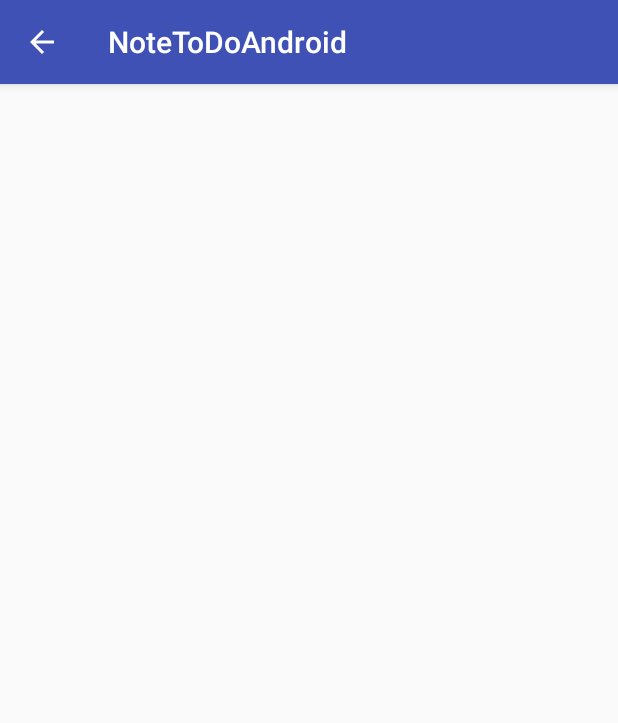
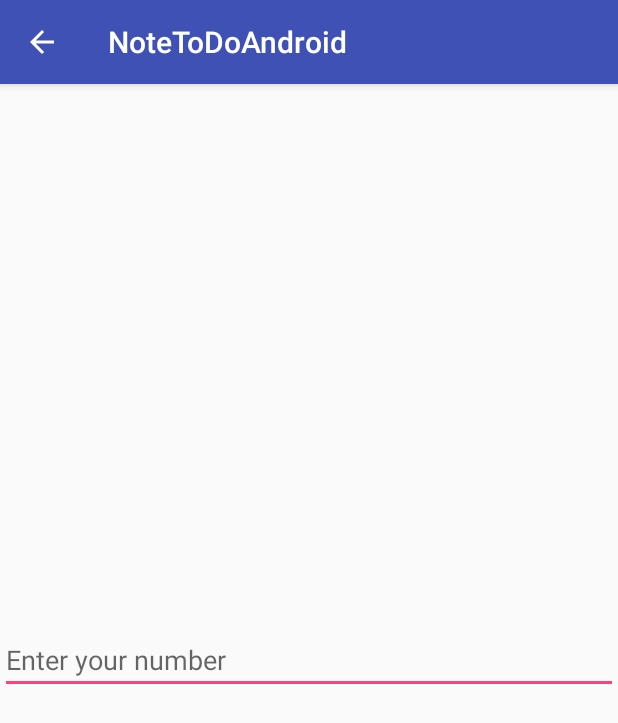
Before and after one commit to tranchung927/NoteToDoAndroid, an Android app: the TaskDescriptionActivity screen opened directly, with no data from a screen before it, on a phone screen of 412 x 824 dp. Shown: the top 723 px of the screen. Run offline under Robolectric (Android 15) with nearby library versions, the phone set to English and light mode, and no system bars.

Commit message:
add plainttext

```diff
--- a/app/src/main/AndroidManifest.xml
+++ b/app/src/main/AndroidManifest.xml
@@ -17,6 +17,8 @@
             </intent-filter>
         </activity>
         <activity android:name=".TaskDescriptionActivity" android:parentActivityName=".AllTasksActivity">
+            <meta-data android:name="android.support.PARENT_ACTIVITY"
+                android:value=".AllTasksActivity"></meta-data>
         </activity>
     </application>
 
--- a/app/src/main/java/com/example/dung/notetodoandroid/AllTasksActivity.kt
+++ b/app/src/main/java/com/example/dung/notetodoandroid/AllTasksActivity.kt
@@ -29,6 +29,4 @@ class AllTasksActivity : AppCompatActivity(), RecyclerAdapterInterface {
         }
         startActivity(intent)
     }
-
-
 }
--- a/app/src/main/java/com/example/dung/notetodoandroid/TaskDescriptionActivity.kt
+++ b/app/src/main/java/com/example/dung/notetodoandroid/TaskDescriptionActivity.kt
@@ -2,6 +2,7 @@ package com.example.dung.notetodoandroid
 
 import android.os.Bundle
 import android.support.v7.app.AppCompatActivity
+import android.widget.TextView
 import kotlinx.android.synthetic.main.activity_task_description.*
 
 class TaskDescriptionActivity: AppCompatActivity() {
@@ -10,7 +11,7 @@ class TaskDescriptionActivity: AppCompatActivity() {
         setContentView(R.layout.activity_task_description)
         val message = intent.getStringExtra(AllTasksActivity.PASSING_NUMBER)
         message.let {
-            nameTextView.text = it
+            editText.setText(it, TextView.BufferType.EDITABLE)
         }
     }
 }
--- a/app/src/main/res/layout/activity_task_description.xml
+++ b/app/src/main/res/layout/activity_task_description.xml
@@ -5,13 +5,13 @@
     android:layout_width="match_parent"
     android:layout_height="match_parent">
 
-    <TextView
-        android:id="@+id/nameTextView"
+    <EditText
+        android:id="@+id/editText"
         android:layout_width="match_parent"
         android:layout_height="wrap_content"
-        android:gravity="center"
-        android:textColor="@android:color/holo_red_light"
-        android:textSize="36sp"
+        android:ems="10"
+        android:hint="@string/edit_message"
+        android:inputType="text"
         app:layout_constraintBottom_toBottomOf="parent"
         app:layout_constraintEnd_toEndOf="parent"
         app:layout_constraintHorizontal_bias="0.5"
--- a/app/src/main/res/values/strings.xml
+++ b/app/src/main/res/values/strings.xml
@@ -1,3 +1,4 @@
 <resources>
     <string name="app_name">NoteToDoAndroid</string>
+    <string name="edit_message">Enter your number</string>
 </resources>
```
